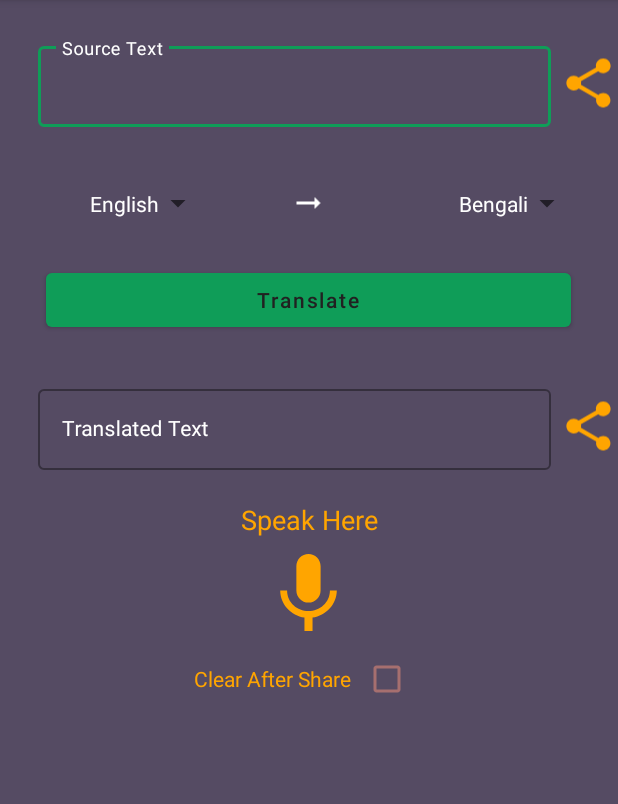
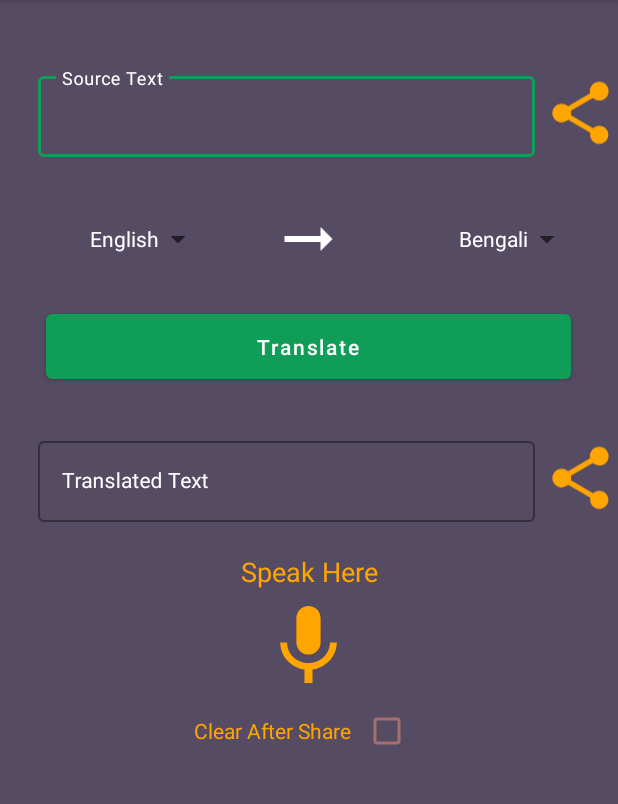
Before and after one commit to ArifurRahmanUAP/Just-Say, an Android app: the screen it shows after launch (MainActivity), on a phone screen of 412 x 824 dp, the part 84-888 px from its top. Run offline under Robolectric (Android 15) with nearby library versions, the phone set to English and light mode, and no system bars; our stand-ins replace AdMob; libraries missing offline, so code that uses them is left out: com.google.firebase.ml; pictures from the network do not load; 4 statements that could not run were skipped.

Commit message:
play console warning fixed

```diff
--- a/app/src/main/AndroidManifest.xml
+++ b/app/src/main/AndroidManifest.xml
@@ -9,7 +9,8 @@
         android:allowBackup="true"
         android:icon="@mipmap/ic_launcher"
         android:label="@string/app_name"
-        android:roundIcon="@mipmap/ic_launcher_rounda"
+
+        android:roundIcon="@mipmap/ic_launcher_round"
         android:supportsRtl="true"
         android:theme="@style/Theme.VoiceToTextAndTranslate">
 
@@ -20,6 +21,7 @@
         <activity
             android:name="com.justit.voicetotext.MainActivity"
             android:exported="true">
+
             <intent-filter>
                 <action android:name="android.intent.action.MAIN" />
 
--- a/app/src/main/res/layout/activity_main.xml
+++ b/app/src/main/res/layout/activity_main.xml
@@ -10,15 +10,18 @@
     android:background="@color/black_shade_1"
     android:orientation="vertical"
     tools:context="com.justit.voicetotext.MainActivity">
-
+<!--<include layout="@layout/toolbar"-->
+<!--    android:layout_height="wrap_content"-->
+<!--    android:layout_width="wrap_content" />-->
     <androidx.core.widget.NestedScrollView
         android:layout_width="match_parent"
-        android:layout_height="wrap_content">
+        android:layout_height="match_parent">
 
         <LinearLayout
             android:layout_width="match_parent"
             android:layout_height="match_parent"
             android:gravity="center"
+            android:layout_marginTop="20dp"
             android:orientation="vertical">
 
             <LinearLayout
@@ -58,7 +61,7 @@
 
                 <ImageView
                     android:id="@+id/sourseTexeShare"
-                    android:layout_width="0dp"
+                    android:layout_width="11dp"
                     android:layout_height="match_parent"
                     android:layout_weight="2"
                     android:contentDescription="@string/share_button"
@@ -69,7 +72,7 @@
 
             <LinearLayout
                 android:layout_width="match_parent"
-                android:layout_height="wrap_content"
+                android:layout_height="48dp"
                 android:layout_marginStart="20dp"
                 android:layout_marginTop="10dp"
                 android:layout_marginEnd="20dp"
@@ -79,17 +82,17 @@
                 <Spinner
                     android:id="@+id/idFromSpinner"
                     android:layout_width="0dp"
-                    android:layout_height="wrap_content"
+                    android:layout_height="match_parent"
+                    android:layout_gravity="center"
                     android:layout_margin="3dp"
                     android:layout_weight="1"
-                    android:gravity="center"
                     android:outlineSpotShadowColor="@color/yellow"
                     android:padding="3dp"
                     tools:ignore="SpeakableTextPresentCheck,TouchTargetSizeCheck" />
 
                 <ImageView
                     android:layout_width="0dp"
-                    android:layout_height="wrap_content"
+                    android:layout_height="match_parent"
                     android:layout_gravity="center"
                     android:layout_weight="1"
                     android:src="@drawable/right"
@@ -98,10 +101,10 @@
                 <Spinner
                     android:id="@+id/idToSpinner"
                     android:layout_width="0dp"
-                    android:layout_height="wrap_content"
+                    android:layout_height="match_parent"
+                    android:layout_gravity="center"
                     android:layout_margin="3dp"
                     android:layout_weight="1"
-                    android:gravity="center"
                     android:padding="3dp"
                     tools:ignore="SpeakableTextPresentCheck,TouchTargetSizeCheck" />
 
@@ -111,7 +114,7 @@
             <com.google.android.material.button.MaterialButton
                 android:id="@+id/idBtnTranslate"
                 android:layout_width="350dp"
-                android:layout_height="wrap_content"
+                android:layout_height="55dp"
                 android:layout_gravity="center"
                 android:layout_marginStart="20dp"
                 android:layout_marginTop="20dp"
@@ -119,7 +122,7 @@
                 android:layout_marginBottom="10dp"
                 android:text="@string/translate"
                 android:textAllCaps="false"
-                android:textColor="#212121"
+                android:textColor="#FFFFFF"
                 tools:ignore="TextContrastCheck,TextContrastCheck" />
 
             <LinearLayout
@@ -158,7 +161,7 @@
 
                 <ImageView
                     android:id="@+id/translatedTexeShare"
-                    android:layout_width="0dp"
+                    android:layout_width="11dp"
                     android:layout_height="match_parent"
                     android:layout_weight="2"
                     android:contentDescription="@string/share_button"
@@ -218,18 +221,18 @@
                     android:layout_height="wrap_content"
                     android:buttonTint="#A66F6F" />
             </LinearLayout>
-
+            <com.google.android.gms.ads.AdView
+                android:id="@+id/adView"
+                android:layout_width="match_parent"
+                android:layout_height="wrap_content"
+                android:gravity="bottom"
+                ads:adSize="BANNER"
+                ads:adUnitId="ca-app-pub-4459566286777302/7966254460" />
         </LinearLayout>
 
     </androidx.core.widget.NestedScrollView>
 
-    <com.google.android.gms.ads.AdView
-        android:id="@+id/adView"
-        android:layout_width="match_parent"
-        android:layout_height="wrap_content"
-        android:layout_alignParentBottom="true"
-        ads:adSize="BANNER"
-        ads:adUnitId="ca-app-pub-4459566286777302/7966254460" />
+
 
 
 </RelativeLayout>
--- a/app/src/main/res/values-night/themes.xml
+++ b/app/src/main/res/values-night/themes.xml
@@ -9,6 +9,7 @@
         <item name="colorSecondary">@color/teal_200</item>
         <item name="colorSecondaryVariant">@color/teal_200</item>
         <item name="colorOnSecondary">@color/black</item>
+
         <!-- Status bar color. -->
         <item name="android:statusBarColor" tools:targetApi="l">?attr/colorPrimaryVariant</item>
         <!-- Customize your theme here. -->
```
Also changed, not shown: app/src/main/java/com/justit/voicetotext/MainActivity.java (+16 -10 lines), app/src/main/res/layout/toolbar.xml (added, +24 -0 lines), 3 other files.
